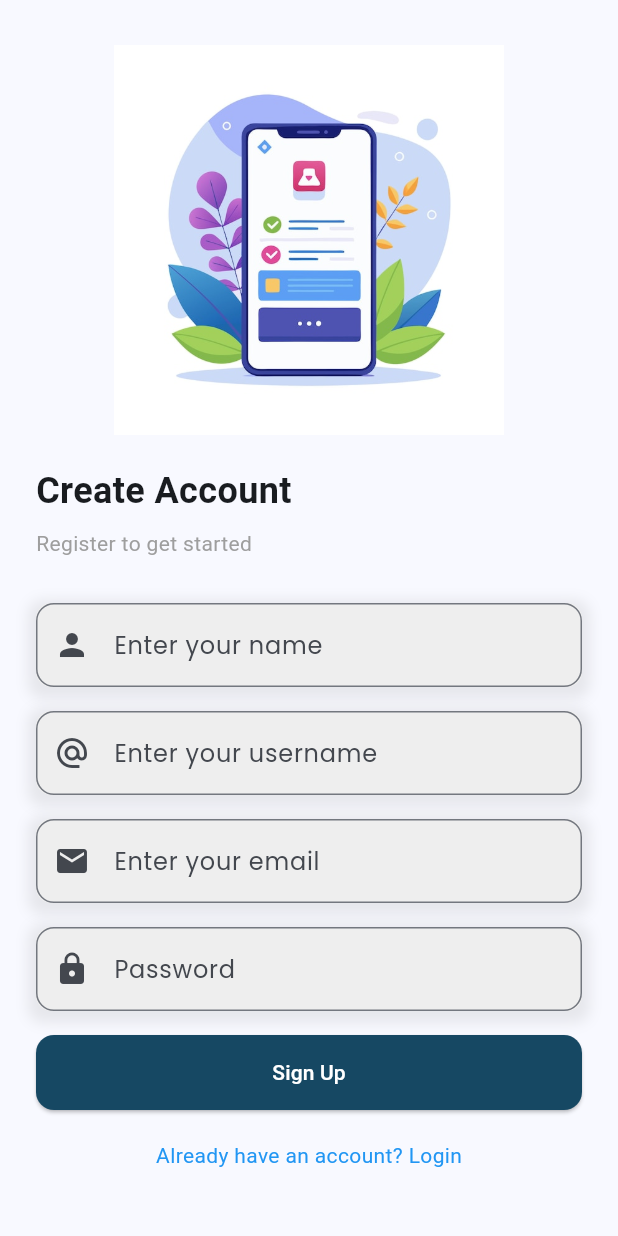
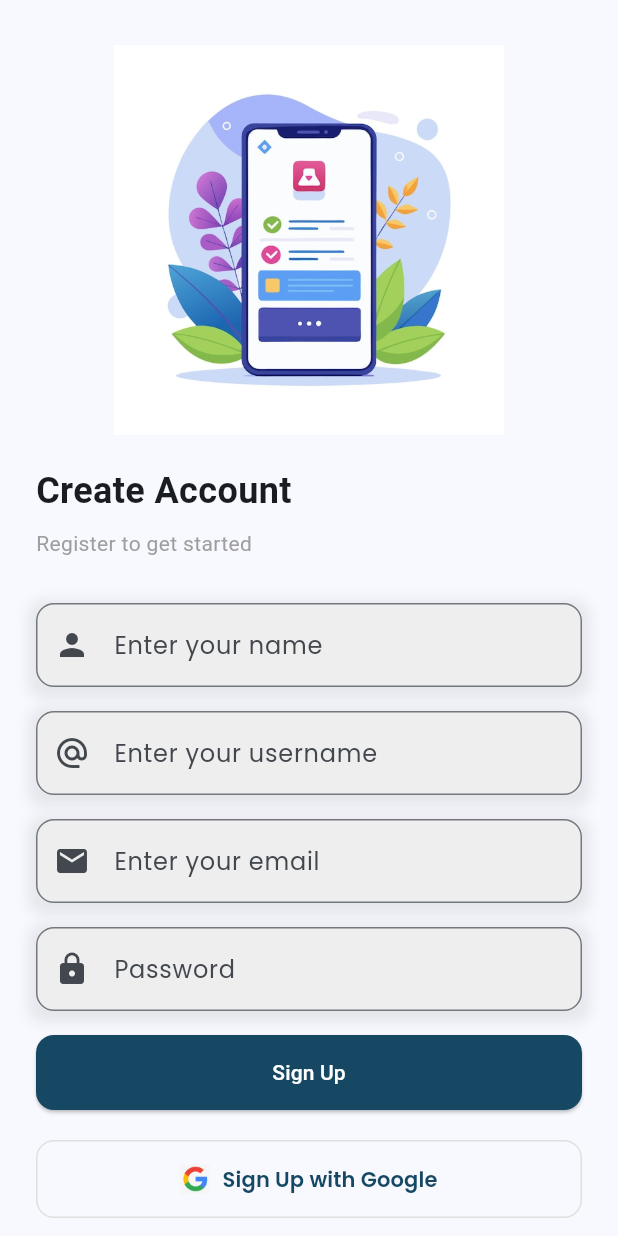
Before and after one commit to newtonkim/CircleTalk-mob, a Flutter app: the screen it shows after launch, after a tap on "Sign Up here", on a phone screen of 412 x 824 dp. Run offline on Flutter 3.47's test engine with Material 3 defaults, Android fonts, the phone set to English and light mode, and no system bars; our stand-ins replace get, google_fonts.

Commit message:
more polishing of login and register pages

```diff
--- a/lib/views/login_page.dart
+++ b/lib/views/login_page.dart
@@ -1,4 +1,3 @@
-
 import 'package:get/get.dart';
 import 'verification_page.dart';
 import 'package:flutter/material.dart';
@@ -21,17 +20,31 @@ class LoginPage extends StatelessWidget {
               children: [
                 const SizedBox(height: 60),
                 Center(
-                  child: Image.asset('assets/images/login_illustration_green.png', height: 260),
+                  child: Image.asset(
+                    'assets/images/login_illustration_green.png',
+                    height: 260,
+                  ),
                 ),
                 const SizedBox(height: 30),
-                Text("Welcome back!", style: GoogleFonts.poppins(fontSize: 24, fontWeight: FontWeight.bold)),
+                Text(
+                  "Welcome back!",
+                  style: GoogleFonts.poppins(
+                    fontSize: 24,
+                    fontWeight: FontWeight.bold,
+                  ),
+                ),
                 const SizedBox(height: 8),
-                Text("Let's login for explore continues", style: GoogleFonts.poppins(color: Colors.grey)),
+                Text(
+                  "Let's login for explore continues",
+                  style: GoogleFonts.poppins(color: Colors.grey),
+                ),
                 const SizedBox(height: 30),
                 TextField(
                   decoration: InputDecoration(
                     hintText: 'Enter your email',
-                    border: OutlineInputBorder(borderRadius: BorderRadius.circular(12)),
+                    border: OutlineInputBorder(
+                      borderRadius: BorderRadius.circular(12),
+                    ),
                     prefixIcon: const Icon(Icons.email_outlined),
                   ),
                 ),
@@ -40,27 +53,59 @@ class LoginPage extends StatelessWidget {
                   obscureText: true,
                   decoration: InputDecoration(
                     hintText: 'Password',
-                    border: OutlineInputBorder(borderRadius: BorderRadius.circular(12)),
+                    border: OutlineInputBorder(
+                      borderRadius: BorderRadius.circular(12),
+                    ),
                     prefixIcon: const Icon(Icons.lock_outline),
                     suffixText: 'Forgot password?',
                   ),
                 ),
                 const SizedBox(height: 30),
                 ElevatedButton(
-                  onPressed: () => Get.to(() => const VerificationPage()),
+                  onPressed: () {},
                   style: ElevatedButton.styleFrom(
                     minimumSize: Size(size.width, 50),
                     backgroundColor: const Color(0xFF164863),
-                    shape: RoundedRectangleBorder(borderRadius: BorderRadius.circular(12)),
+                    shape: RoundedRectangleBorder(
+                      borderRadius: BorderRadius.circular(12),
+                    ),
                   ),
-                  child: const Text("Sign In", style: TextStyle(color: Colors.white)),
+                  child: const Text(
+                    "Sign In",
+                    style: TextStyle(color: Colors.white),
+                  ),
                 ),
                 const SizedBox(height: 20),
                 Center(
-                  child: OutlinedButton.icon(
-                    onPressed: () {},
-                    icon: Image.asset("assets/images/google_logo.png", height: 20),
-                    label: const Text("Sign Up with Google"),
+                  child: SizedBox(
+                    width: size.width * 0.9,
+                    child: OutlinedButton.icon(
+                      onPressed: () => Get.to(() => const VerificationPage()),
+                      icon: Image.asset(
+                        "assets/images/google_logo.png",
+                        height: 20,
+                      ),
+                      label: Text(
+                        "Sign Up with Google",
+                        style: GoogleFonts.poppins(
+                          fontWeight: FontWeight.w600,
+                          fontSize: 14,
+                          color: const Color(0xFF164863),
+                        ),
+                      ),
+                      style: OutlinedButton.styleFrom(
+                        foregroundColor: Colors.black,
+                        side: BorderSide(color: Colors.grey.shade300),
+                        shape: RoundedRectangleBorder(
+                          borderRadius: BorderRadius.circular(12),
+                        ),
+                        padding: const EdgeInsets.symmetric(
+                          vertical: 16,
+                          horizontal: 24,
+                        ),
+                        minimumSize: Size(size.width * 0.85, 50),
+                      ),
+                    ),
                   ),
                 ),
                 const SizedBox(height: 30),
@@ -70,8 +115,11 @@ class LoginPage extends StatelessWidget {
                     const Text("Don’t have an account? "),
                     GestureDetector(
                       onTap: () => Get.to(() => const SignUpPage()),
-                      child: const Text("Sign Up here", style: TextStyle(color: Colors.blue)),
-                    )
+                      child: const Text(
+                        "Sign Up here",
+                        style: TextStyle(color: Colors.blue),
+                      ),
+                    ),
                   ],
                 ),
                 const SizedBox(height: 30),
--- a/lib/views/widget/sign_up_page.dart
+++ b/lib/views/widget/sign_up_page.dart
@@ -1,9 +1,10 @@
 // ignore_for_file: deprecated_member_use
+import 'package:circle_talk_mob/views/verification_page.dart';
 import 'package:get/get.dart';
 import 'package:flutter/material.dart';
 import 'package:circle_talk_mob/views/login_page.dart';
 import 'package:circle_talk_mob/views/widget/input_widget.dart';
-
+import 'package:google_fonts/google_fonts.dart';
 
 class SignUpPage extends StatefulWidget {
   const SignUpPage({super.key});
@@ -85,7 +86,6 @@ class _SignUpPageState extends State<SignUpPage> {
                       controller: _emailController,
                       obscureText: false,
                       prefixIcon: Icons.email,
-
                     ),
                     const SizedBox(height: 16),
                     // Password Field
@@ -95,7 +95,7 @@ class _SignUpPageState extends State<SignUpPage> {
                       obscureText: true,
                       prefixIcon: Icons.lock,
                     ),
-                     const SizedBox(height: 16),
+                    const SizedBox(height: 16),
                     // Sign Up Button
                     ElevatedButton(
                       onPressed: () {
@@ -114,6 +114,40 @@ class _SignUpPageState extends State<SignUpPage> {
                       ),
                     ),
                     const SizedBox(height: 20),
+                    Center(
+                      child: SizedBox(
+                        width: size.width * 0.9,
+                        child: OutlinedButton.icon(
+                          onPressed: () =>
+                              Get.to(() => const VerificationPage()),
+                          icon: Image.asset(
+                            "assets/images/google_logo.png",
+                            height: 20,
+                          ),
+                             label: Text(
+                        "Sign Up with Google",
+                        style: GoogleFonts.poppins(
+                          fontWeight: FontWeight.w600,
+                          fontSize: 14,
+                          color: const Color(0xFF164863),
+                        ),
+                      ),
+                          style: OutlinedButton.styleFrom(
+                            foregroundColor: Colors.black,
+                            side: BorderSide(color: Colors.grey.shade300),
+                            shape: RoundedRectangleBorder(
+                              borderRadius: BorderRadius.circular(12),
+                            ),
+                            padding: const EdgeInsets.symmetric(
+                              vertical: 16,
+                              horizontal: 24,
+                            ),
+                            minimumSize: Size(size.width * 0.85, 50),
+                          ),
+                        ),
+                      ),
+                    ),
+                    const SizedBox(height: 16),
                     // Login Link
                     Center(
                       child: GestureDetector(
```
